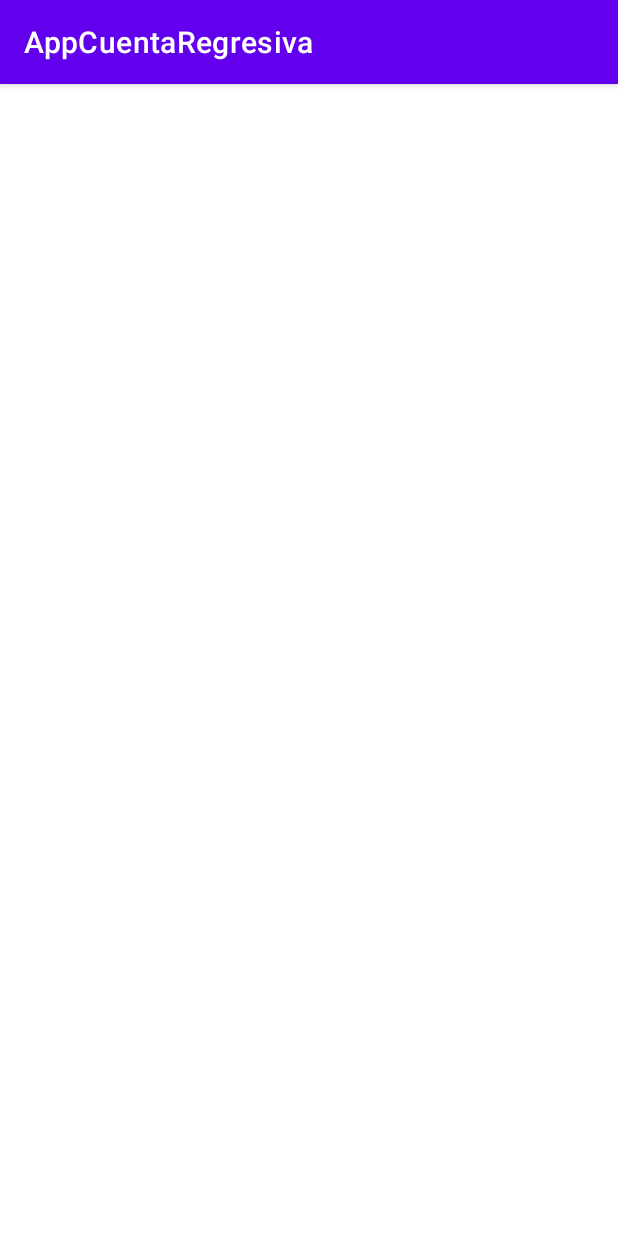
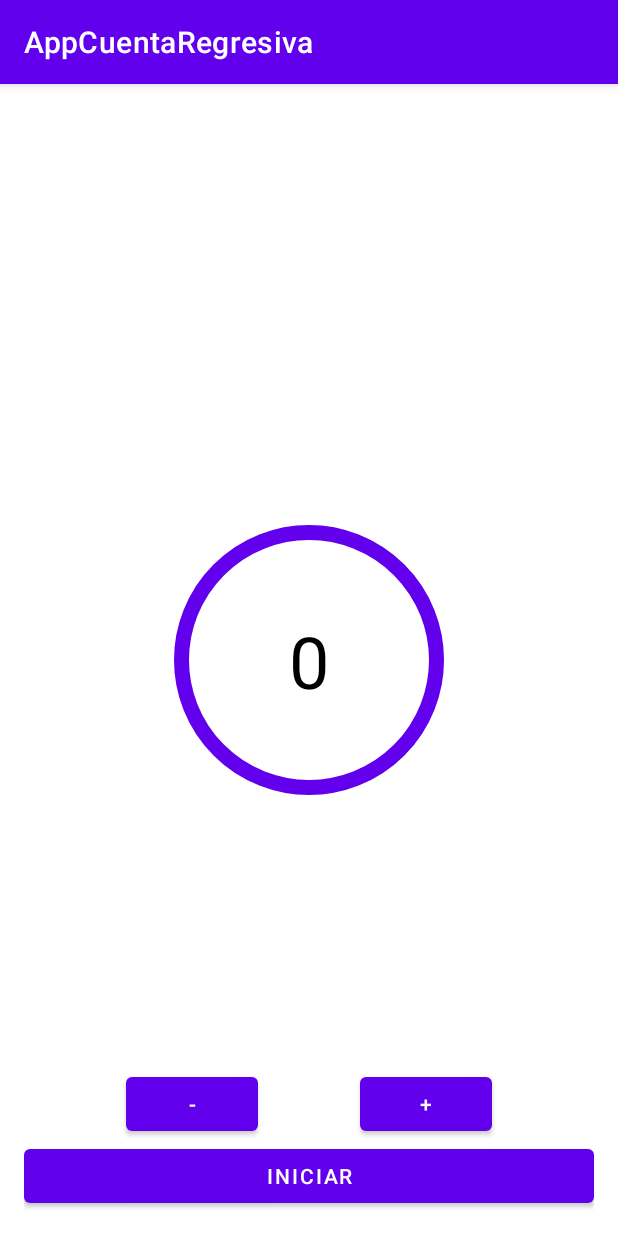
Before and after one commit to NavarroFederico/AppContadorTemporizador, an Android app: the screen it shows after launch (MainActivity), on a phone screen of 412 x 824 dp. Run offline under Robolectric (Android 15) with nearby library versions, the phone set to English and light mode, and no system bars.

Commit message:
layout del contador

```diff
--- a/app/src/main/java/com/example/appcuentaregresiva/MainActivity.kt
+++ b/app/src/main/java/com/example/appcuentaregresiva/MainActivity.kt
@@ -7,5 +7,6 @@ class MainActivity : AppCompatActivity() {
     override fun onCreate(savedInstanceState: Bundle?) {
         super.onCreate(savedInstanceState)
         setContentView(R.layout.activity_main)
+
     }
 }
--- a/app/src/main/res/layout/activity_main.xml
+++ b/app/src/main/res/layout/activity_main.xml
@@ -7,6 +7,57 @@
     android:padding="16dp"
     tools:context=".MainActivity">
 
+    <Button
+        android:id="@+id/btn_start"
+        android:layout_width="match_parent"
+        android:layout_height="wrap_content"
+        android:text="Iniciar"
+        app:layout_constraintBottom_toBottomOf="parent"
+        app:layout_constraintStart_toStartOf="parent" />
 
+    <Button
+        android:id="@+id/btn_plus"
+        android:layout_width="wrap_content"
+        android:layout_height="wrap_content"
+        android:text="+"
+        app:layout_constraintBottom_toTopOf="@+id/btn_start"
+        app:layout_constraintEnd_toEndOf="parent"
+        app:layout_constraintHorizontal_bias="0.5"
+        app:layout_constraintStart_toEndOf="@+id/btn_minus"
+        app:layout_constraintTop_toTopOf="@+id/btn_minus" />
+
+    <Button
+        android:id="@+id/btn_minus"
+        android:layout_width="wrap_content"
+        android:layout_height="wrap_content"
+        android:text="-"
+        app:layout_constraintBottom_toTopOf="@+id/btn_start"
+        app:layout_constraintEnd_toStartOf="@+id/btn_plus"
+        app:layout_constraintHorizontal_bias="0.5"
+        app:layout_constraintStart_toStartOf="parent" />
+
+    <TextView
+        android:layout_width="wrap_content"
+        android:layout_height="wrap_content"
+        android:text="0"
+        android:textColor="@color/black"
+        android:textSize="48sp"
+        app:layout_constraintBottom_toBottomOf="parent"
+        app:layout_constraintEnd_toEndOf="parent"
+        app:layout_constraintStart_toStartOf="parent"
+        app:layout_constraintTop_toTopOf="parent" />
+
+    <com.google.android.material.progressindicator.CircularProgressIndicator
+        android:id="@+id/circularProgressIndicator"
+        android:layout_width="144dp"
+        android:layout_height="wrap_content"
+        android:progress="100"
+        app:indicatorSize="180dp"
+
+        app:layout_constraintBottom_toBottomOf="parent"
+        app:layout_constraintEnd_toEndOf="parent"
+        app:layout_constraintStart_toStartOf="parent"
+        app:layout_constraintTop_toTopOf="parent"
+        app:trackThickness="10dp" />
 
 </androidx.constraintlayout.widget.ConstraintLayout>
```
